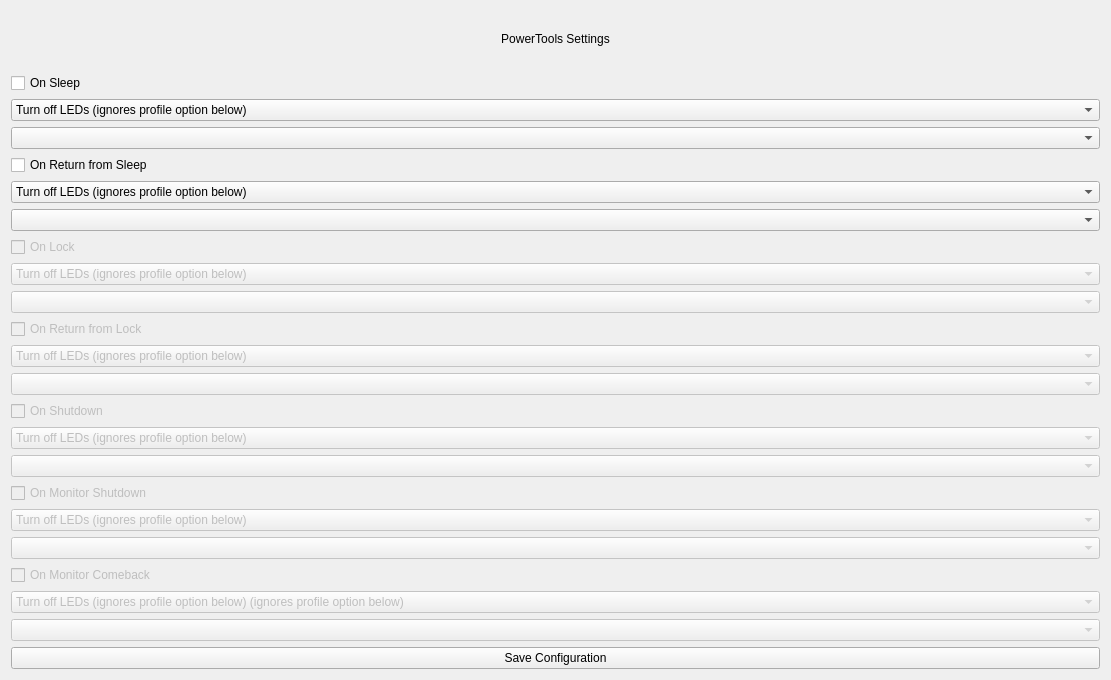
tfurci/OpenRGB-PowerTools, file PowerTools.ui: the form before one commit.
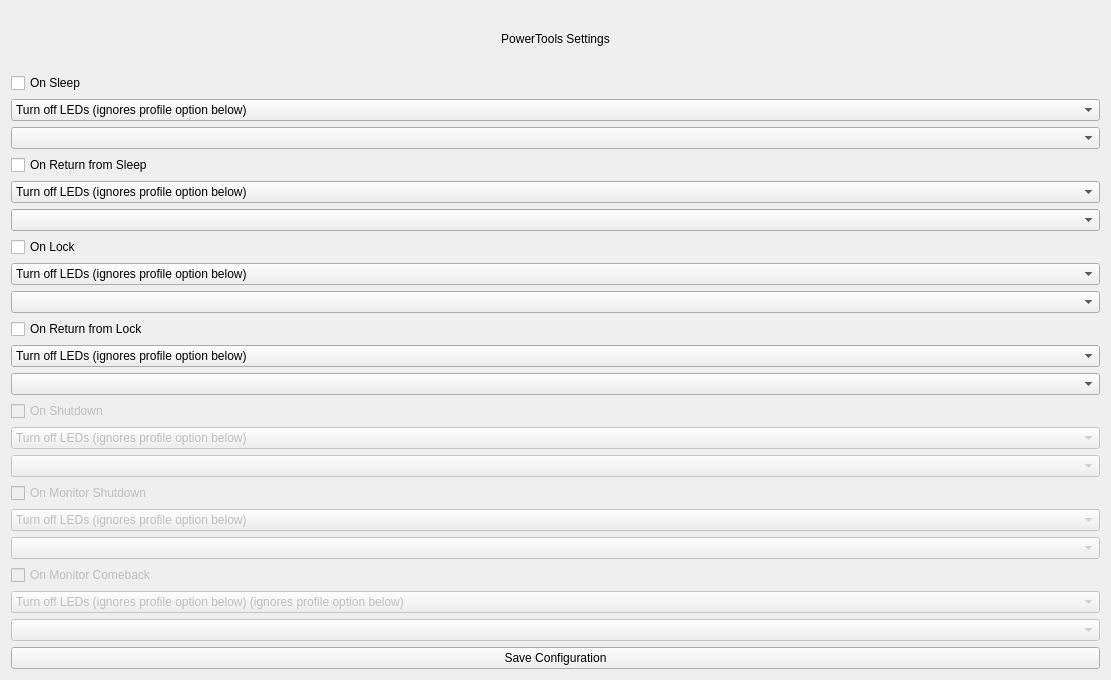
The form after the commit.

What changed in the file:
```diff
--- a/PowerTools.ui
+++ b/PowerTools.ui
@@ -72,7 +72,7 @@
    <item>
     <widget class="QCheckBox" name="checkBoxLock">
      <property name="enabled">
-      <bool>false</bool>
+      <bool>true</bool>
      </property>
      <property name="text">
       <string>On Lock</string>
@@ -85,7 +85,7 @@
    <item>
     <widget class="QComboBox" name="comboBoxLockAction">
      <property name="enabled">
-      <bool>false</bool>
+      <bool>true</bool>
      </property>
      <item>
       <property name="text">
@@ -102,14 +102,14 @@
    <item>
     <widget class="QComboBox" name="comboBoxLockProfile">
      <property name="enabled">
-      <bool>false</bool>
+      <bool>true</bool>
      </property>
     </widget>
    </item>
    <item>
     <widget class="QCheckBox" name="checkBoxReturnFromLock">
      <property name="enabled">
-      <bool>false</bool>
+      <bool>true</bool>
      </property>
      <property name="text">
       <string>On Return from Lock</string>
@@ -119,7 +119,7 @@
    <item>
     <widget class="QComboBox" name="comboBoxReturnFromLockAction">
      <property name="enabled">
-      <bool>false</bool>
+      <bool>true</bool>
      </property>
      <item>
       <property name="text">
@@ -136,7 +136,7 @@
    <item>
     <widget class="QComboBox" name="comboBoxReturnFromLockProfile">
      <property name="enabled">
-      <bool>false</bool>
+      <bool>true</bool>
      </property>
     </widget>
    </item>
```
